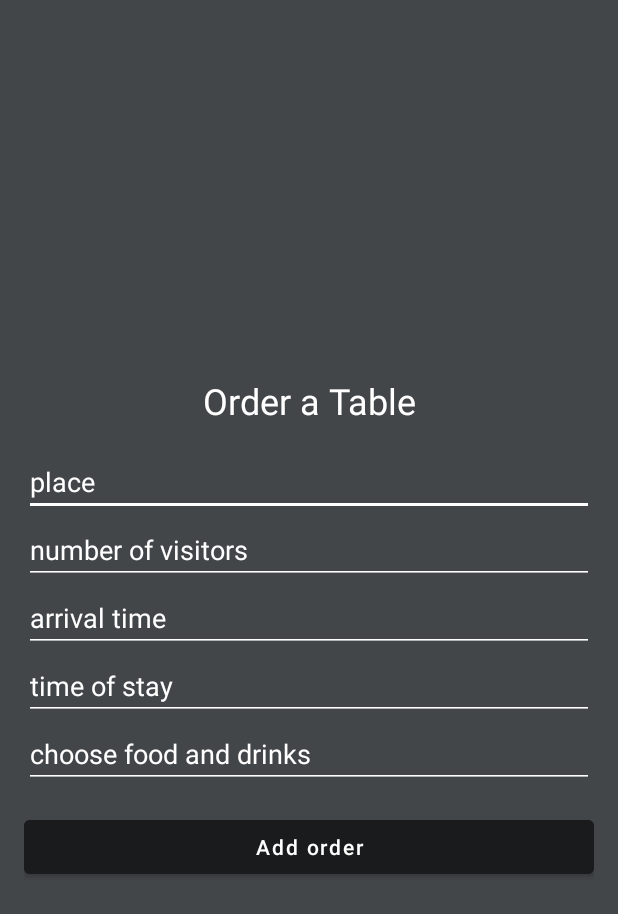
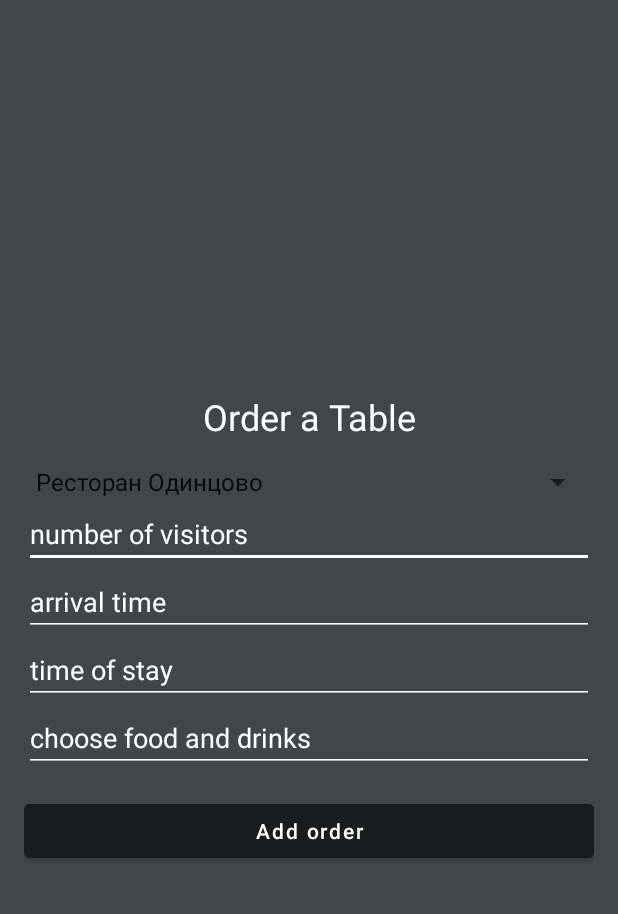
Before and after one commit to Sparrow1001/OrderApp, an Android app: the AddOrderActivity screen opened directly, with no data from a screen before it, after a tap on "Add order", on a phone screen of 412 x 824 dp. Shown: the top 914 px of the screen. Run offline under Robolectric (Android 15) with nearby library versions, the phone set to English and light mode, and no system bars.

```diff
--- a/app/src/main/AndroidManifest.xml
+++ b/app/src/main/AndroidManifest.xml
@@ -4,6 +4,7 @@
 
     <uses-permission android:name="android.permission.READ_CALENDAR"/>
     <uses-permission android:name="android.permission.WRITE_CALENDAR"/>
+
     <application
         android:allowBackup="false"
         android:icon="@mipmap/ic_launcher"
--- a/app/src/main/java/com/example/orderapp/Presentation/View/Adapters/OrderListAdapter.java
+++ b/app/src/main/java/com/example/orderapp/Presentation/View/Adapters/OrderListAdapter.java
@@ -16,6 +16,7 @@ import com.example.orderapp.Presentation.View.MainActivity;
 import com.example.orderapp.Presentation.View.OrderDetailActivity;
 import com.example.orderapp.Repository.Model.OrderDTO;
 import com.example.orderapp.R;
+import com.google.android.material.card.MaterialCardView;
 
 import java.util.ArrayList;
 import java.util.List;
@@ -67,7 +68,7 @@ public class OrderListAdapter extends RecyclerView.Adapter<OrderListAdapter.Orde
         private TextView numOfVisitorsTv;
         private TextView dateTv;
         private TextView foodTv;
-        private CardView orderCv;
+        private MaterialCardView orderCv;
 
         public OrderListHolder(@NonNull View itemView) {
             super(itemView);
--- a/app/src/main/java/com/example/orderapp/Presentation/View/AddOrderActivity.java
+++ b/app/src/main/java/com/example/orderapp/Presentation/View/AddOrderActivity.java
@@ -1,14 +1,19 @@
 package com.example.orderapp.Presentation.View;
 
+import androidx.appcompat.app.ActionBar;
 import androidx.appcompat.app.AppCompatActivity;
 
+import android.app.AlertDialog;
 import android.app.DatePickerDialog;
 import android.app.TimePickerDialog;
+import android.content.DialogInterface;
 import android.os.Bundle;
 import android.view.View;
 import android.widget.Button;
 import android.widget.DatePicker;
 import android.widget.EditText;
+import android.widget.LinearLayout;
+import android.widget.Spinner;
 import android.widget.TimePicker;
 import android.widget.Toast;
 
@@ -21,9 +26,10 @@ import java.util.Calendar;
 
 public class AddOrderActivity extends AppCompatActivity {
 
-    private EditText placeEt, arrivalTimeEt, numOfVisitorsEt, timeOfStayEt, chooseFoodEt;
+    private EditText arrivalTimeEt, numOfVisitorsEt, timeOfStayEt, chooseFoodEt;
     private Button button_save;
     private LocalDateTime time;
+    private Spinner placeSp;
 
     private OrderViewModel orderViewModel;
 
@@ -32,13 +38,21 @@ public class AddOrderActivity extends AppCompatActivity {
     protected void onCreate(Bundle savedInstanceState) {
         super.onCreate(savedInstanceState);
         setContentView(R.layout.activity_add_order);
+        getSupportActionBar().hide();
 
-        placeEt = findViewById(R.id.placeEt);
+        placeSp = findViewById(R.id.placeSp);
         numOfVisitorsEt = findViewById(R.id.numOfVisitorsEt);
         arrivalTimeEt = findViewById(R.id.arrivalTimeEt);
         button_save = findViewById(R.id.button_save);
         timeOfStayEt = findViewById(R.id.timeOfStayEt);
         chooseFoodEt = findViewById(R.id.chooseFoodEt);
+
+        chooseFoodEt.setOnClickListener(new View.OnClickListener() {
+            @Override
+            public void onClick(View view) {
+//                showFoodChooseDialog();
+            }
+        });
 
         arrivalTimeEt.setOnClickListener(new View.OnClickListener() {
             @Override
@@ -75,15 +89,37 @@ public class AddOrderActivity extends AppCompatActivity {
         button_save.setOnClickListener(new View.OnClickListener() {
             @Override
             public void onClick(View view) {
-                if(!placeEt.getText().toString().isEmpty()) {
-                    String place = placeEt.getText().toString();
+                if(!placeSp.getSelectedItem().toString().isEmpty() &&
+                        !numOfVisitorsEt.getText().toString().isEmpty() &&
+                        !arrivalTimeEt.getText().toString().isEmpty() &&
+                        !timeOfStayEt.getText().toString().isEmpty() &&
+                        !chooseFoodEt.getText().toString().isEmpty())
+                {
+                    String place = placeSp.getSelectedItem().toString();
                     String numOfVisitors = numOfVisitorsEt.getText().toString();
                     String arrivalTime = arrivalTimeEt.getText().toString();
                     String timeOfStay = timeOfStayEt.getText().toString();
                     String choosedFood = chooseFoodEt.getText().toString();
+                    String address = "";
+
+                    if (placeSp.getSelectedItem().toString().equals("Ресторан Одинцово")){
+                        address = "улица Маршала Неделина, 9А";
+                    } else if (placeSp.getSelectedItem().toString().equals("Ресторан Москва Юг")){
+                        address = "1-й Дорожный проезд, 5";
+                    }else if (placeSp.getSelectedItem().toString().equals("Ресторан Москва Запад")){
+                        address = "Кунцевская улица, 15";
+                    }else if (placeSp.getSelectedItem().toString().equals("Ресторан Москва Север")){
+                        address = "Дубнинская улица, 16к1";
+                    }else if (placeSp.getSelectedItem().toString().equals("Ресторан Лыткарино")){
+                        address = "Коммунистическая улица, 18";
+                    }
 
                     orderViewModel = new OrderViewModel(getApplication());
-                    orderViewModel.addOrder(place, Integer.parseInt(numOfVisitors), arrivalTime, Integer.parseInt(timeOfStay), choosedFood);
+                    orderViewModel.addOrder(place,
+                            Integer.parseInt(numOfVisitors),
+                            arrivalTime,
+                            Integer.parseInt(timeOfStay),
+                            choosedFood, address);
                     finish();
                 }else {
                     Toast.makeText(AddOrderActivity.this, "Заполните все поля", Toast.LENGTH_SHORT).show();
@@ -95,4 +131,24 @@ public class AddOrderActivity extends AppCompatActivity {
 
     }
 
+//    private void showFoodChooseDialog(){
+//        AlertDialog.Builder builder = new AlertDialog.Builder(this);
+//        builder.setTitle("Вы хотите сделать заказ заранее");
+//
+//        builder.setPositiveButton("Да", new DialogInterface.OnClickListener() {
+//            @Override
+//            public void onClick(DialogInterface dialogInterface, int i) {
+//
+//            }
+//        });
+//
+//        builder.setNegativeButton("Нет", new DialogInterface.OnClickListener() {
+//            @Override
+//            public void onClick(DialogInterface dialogInterface, int i) {
+//
+//            }
+//        });
+//
+//        builder.create().show();
+//    }
 }
--- a/app/src/main/java/com/example/orderapp/Presentation/ViewModel/OrderViewModel.java
+++ b/app/src/main/java/com/example/orderapp/Presentation/ViewModel/OrderViewModel.java
@@ -37,9 +37,10 @@ public class OrderViewModel extends AndroidViewModel {
                          int numOfVisitors,
                          String arrivalTime,
                          int timeOfStay,
-                         String choosedFood){
+                         String choosedFood,
+                         String address){
 
-        OrderDTO orderDTO = new OrderDTO("Evgeniy", place, arrivalTime, numOfVisitors, timeOfStay, choosedFood);
+        OrderDTO orderDTO = new OrderDTO("Evgeniy", place, arrivalTime, numOfVisitors, timeOfStay, choosedFood, address);
         insert(orderDTO);
 
     }
--- a/app/src/main/java/com/example/orderapp/Repository/Room/OrderRoomDatabase.java
+++ b/app/src/main/java/com/example/orderapp/Repository/Room/OrderRoomDatabase.java
@@ -12,7 +12,7 @@ import com.example.orderapp.Repository.Room.DAO.OrderDAO;
 import java.util.concurrent.ExecutorService;
 import java.util.concurrent.Executors;
 
-@Database(entities = {OrderDTO.class}, version = 2)
+@Database(entities = {OrderDTO.class}, version = 3)
 public abstract class OrderRoomDatabase extends RoomDatabase {
 
     public abstract OrderDAO orderDAO();
--- /dev/null
+++ b/app/src/main/res/drawable/customborder.xml
@@ -0,0 +1,6 @@
+<?xml version="1.0" encoding="utf-8"?>
+<shape xmlns:android="http://schemas.android.com/apk/res/android" android:shape="rectangle">
+    <corners android:radius="20dp"/>
+    <padding android:left="45dp" android:right="45dp" android:top="10dp" android:bottom="10dp"/>
+    <stroke android:width="1dp" android:color="#CCCCCC"/>
+</shape>
--- a/app/src/main/res/layout/activity_add_order.xml
+++ b/app/src/main/res/layout/activity_add_order.xml
@@ -24,13 +24,11 @@
             android:textAlignment="center"
             android:textAppearance="@style/Base.TextAppearance.AppCompat.Headline"/>
 
-        <EditText
-            android:id="@+id/placeEt"
-            android:textColorHint="@color/white"
-            android:backgroundTint="@color/white"
+        <Spinner
+            android:id="@+id/placeSp"
             android:layout_width="match_parent"
             android:layout_height="wrap_content"
-            android:hint="place"/>
+            android:entries="@array/restaurans"/>
 
         <EditText
             android:id="@+id/numOfVisitorsEt"
--- a/app/src/main/res/values-night/themes.xml
+++ b/app/src/main/res/values-night/themes.xml
@@ -1,6 +1,6 @@
 <resources xmlns:tools="http://schemas.android.com/tools">
     <!-- Base application theme. -->
-    <style name="Theme.OrderApp" parent="Theme.MaterialComponents.DayNight.NoActionBar">
+    <style name="Theme.OrderApp" parent="Theme.MaterialComponents.DayNight.DarkActionBar">
         <!-- Primary brand color. -->
         <item name="colorPrimary">@color/dark_grey</item>
         <item name="colorPrimaryVariant">@color/grey</item>
--- a/app/src/main/res/values/strings.xml
+++ b/app/src/main/res/values/strings.xml
@@ -1,3 +1,11 @@
 <resources>
     <string name="app_name">Order App</string>
+
+    <string-array name="restaurans">
+        <item>Ресторан Одинцово</item>
+        <item>Ресторан Москва Юг</item>
+        <item>Ресторан Москва Запад</item>
+        <item>Ресторан Москва Север</item>
+        <item>Ресторан Лыткарино</item>
+    </string-array>
 </resources>
--- a/app/src/main/res/values/themes.xml
+++ b/app/src/main/res/values/themes.xml
@@ -1,6 +1,6 @@
 <resources xmlns:tools="http://schemas.android.com/tools">
     <!-- Base application theme. -->
-    <style name="Theme.OrderApp" parent="Theme.MaterialComponents.DayNight.NoActionBar">
+    <style name="Theme.OrderApp" parent="Theme.MaterialComponents.DayNight.DarkActionBar">
         <!-- Primary brand color. -->
         <item name="colorPrimary">@color/dark_grey</item>
         <item name="colorPrimaryVariant">@color/grey</item>
```
Also changed, not shown: app/build.gradle (+9 -1 lines), app/src/main/java/com/example/orderapp/Presentation/View/MainActivity.java (+7 -0 lines), app/src/main/java/com/example/orderapp/Presentation/View/OrderDetailActivity.java (+40 -5 lines), app/src/main/java/com/example/orderapp/Repository/Model/OrderDTO.java (+14 -1 lines), app/src/main/java/com/example/orderapp/Repository/Network/APIClient.java (added, +18 -0 lines), app/src/main/java/com/example/orderapp/Repository/Network/CoordinatesLogic.java (added, +50 -0 lines), app/src/main/res/layout/activity_order_detail.xml (+41 -24 lines), app/src/main/res/layout/recyclerview_orders.xml (+9 -4 lines).
